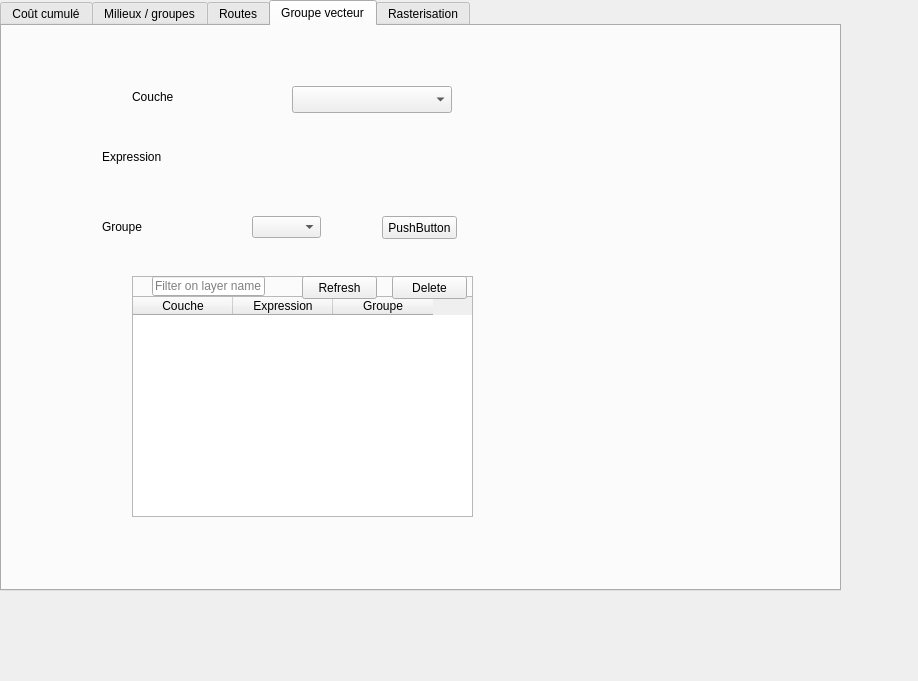
Above: eco_cont_dialog_base.ui from MathieuChailloux/BioDispersal before the change. Below: the same form after it.
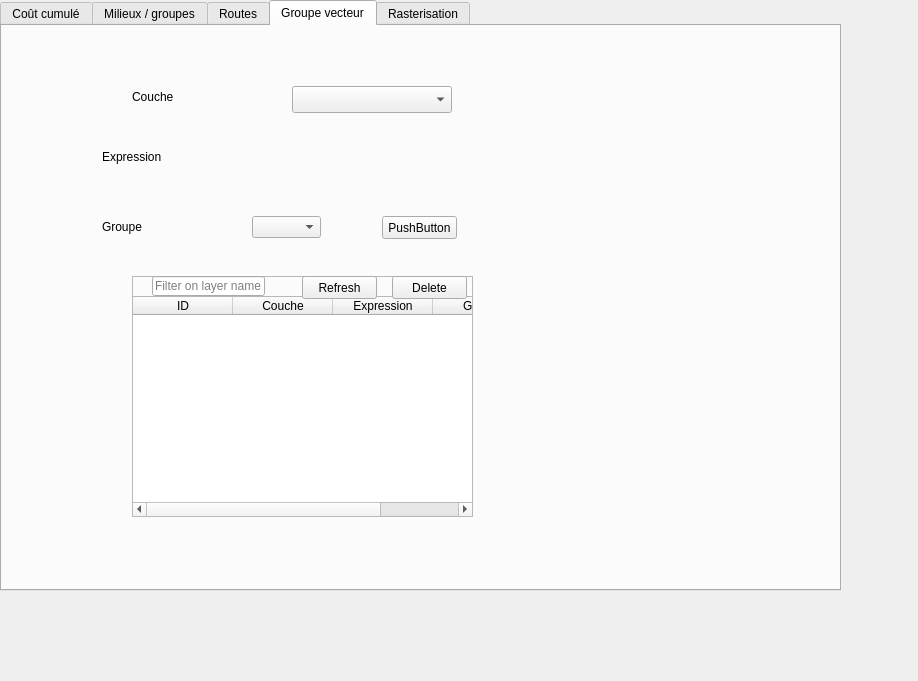
That is the form after the change. Custom widgets are drawn as their Qt base class.

```diff
--- a/eco_cont_dialog_base.ui
+++ b/eco_cont_dialog_base.ui
@@ -346,8 +346,13 @@
        <bool>true</bool>
       </property>
       <property name="columnCount">
-       <number>3</number>
+       <number>4</number>
       </property>
+      <column>
+       <property name="text">
+        <string>ID</string>
+       </property>
+      </column>
       <column>
        <property name="text">
         <string>Couche</string>
```
